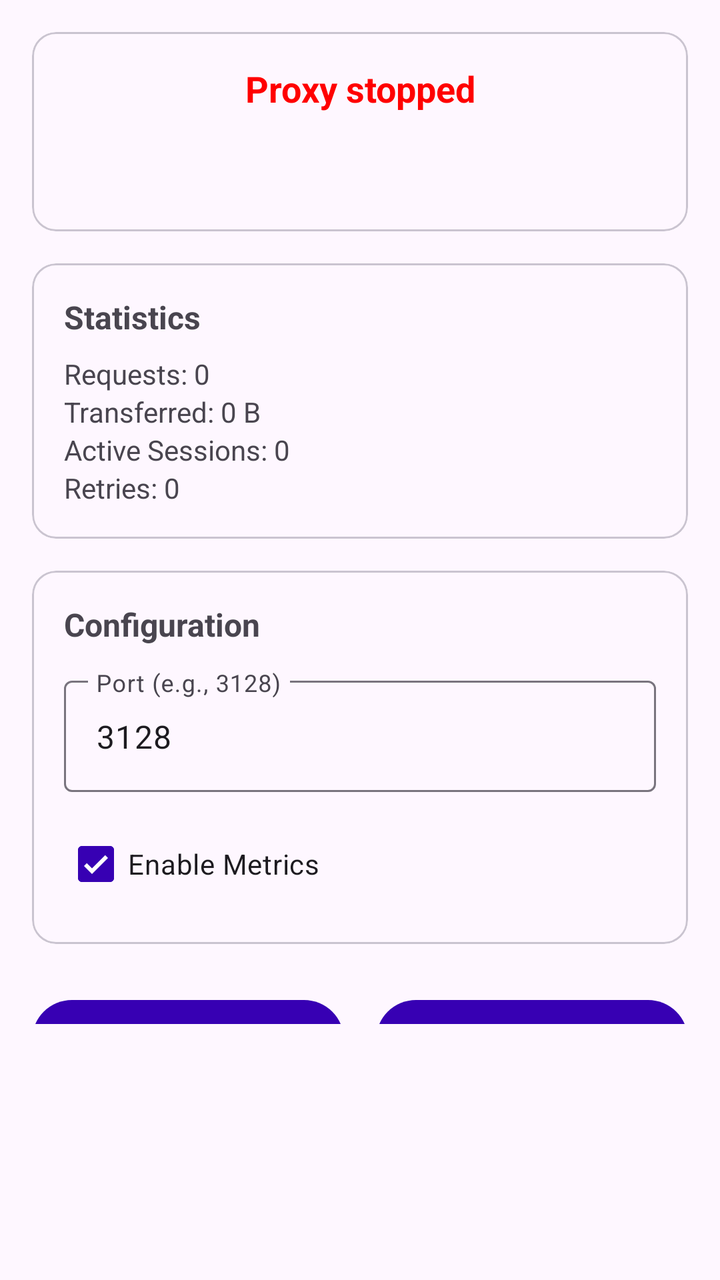
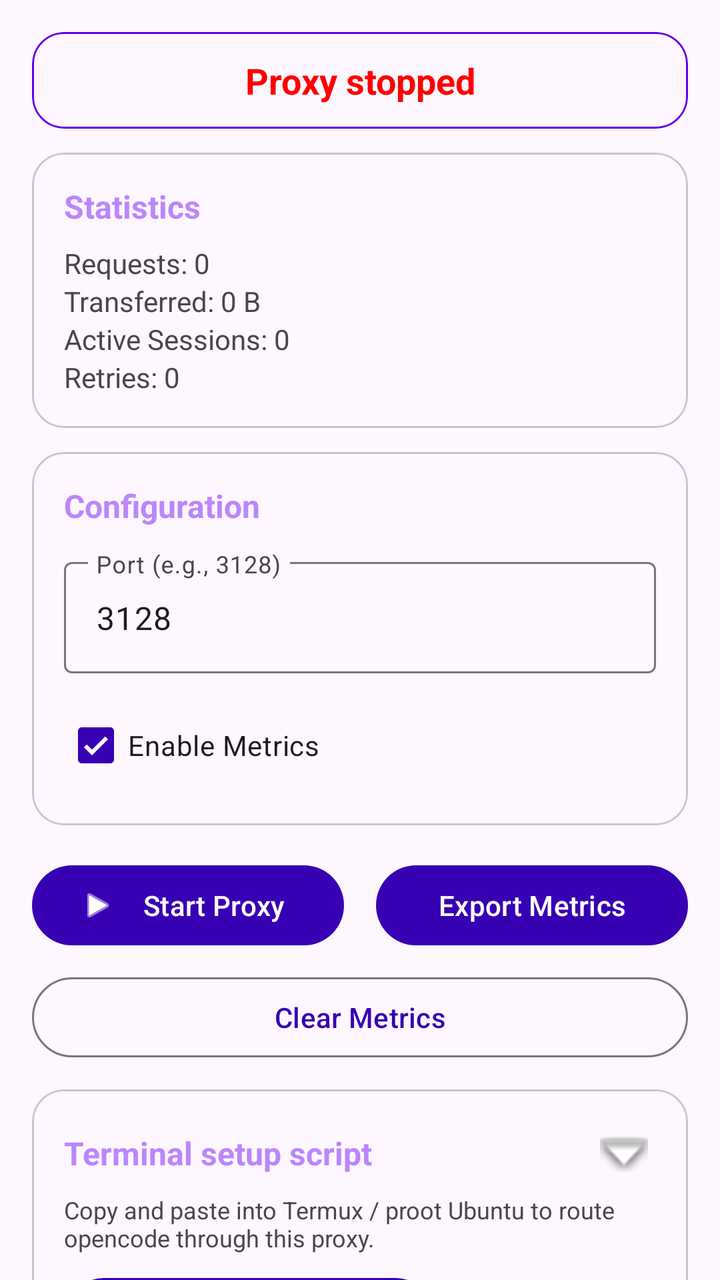

Compare the two renders of this Android layout. The source of the first and the diff that turns it into the second are given below.
<!-- AndroidManifest.xml: activity theme Theme.ProxyApp.NoActionBar -->
<!-- res/layout/activity_main.xml -->
<?xml version="1.0" encoding="utf-8"?>
<androidx.constraintlayout.widget.ConstraintLayout
    xmlns:android="http://schemas.android.com/apk/res/android"
    xmlns:app="http://schemas.android.com/apk/res-auto"
    xmlns:tools="http://schemas.android.com/tools"
    android:layout_width="match_parent"
    android:layout_height="match_parent"
    android:fitsSystemWindows="true"
    android:paddingBottom="?attr/actionBarSize"
    tools:context=".MainActivity">

    <androidx.core.widget.NestedScrollView
        android:layout_width="match_parent"
        android:layout_height="0dp"
        android:fillViewport="true"
        android:paddingBottom="?attr/actionBarSize"
        app:layout_constraintBottom_toBottomOf="parent"
        app:layout_constraintTop_toTopOf="parent"
        app:layout_constraintStart_toStartOf="parent"
        app:layout_constraintEnd_toEndOf="parent">

        <LinearLayout
            android:layout_width="match_parent"
            android:layout_height="wrap_content"
            android:orientation="vertical"
            android:padding="16dp">

            <com.google.android.material.card.MaterialCardView
                android:id="@+id/statusCard"
                android:layout_width="match_parent"
                android:layout_height="wrap_content"
                android:layout_marginBottom="16dp"
                app:cardCornerRadius="12dp">

                <LinearLayout
                    android:layout_width="match_parent"
                    android:layout_height="wrap_content"
                    android:orientation="vertical"
                    android:padding="16dp">

                    <TextView
                        android:id="@+id/statusText"
                        android:layout_width="match_parent"
                        android:layout_height="wrap_content"
                        android:text="@string/proxy_stopped"
                        android:textSize="18sp"
                        android:textStyle="bold"
                        android:gravity="center"
                        android:textColor="@color/red"/>

                    <TextView
                        android:id="@+id/portText"
                        android:layout_width="match_parent"
                        android:layout_height="wrap_content"
                        android:text=""
                        android:textSize="14sp"
                        android:gravity="center"
                        android:layout_marginTop="4dp"/>

                    <TextView
                        android:id="@+id/upstreamText"
                        android:layout_width="match_parent"
                        android:layout_height="wrap_content"
                        android:text=""
                        android:textSize="12sp"
                        android:gravity="center"
                        android:layout_marginTop="4dp"/>
                </LinearLayout>
            </com.google.android.material.card.MaterialCardView>

            <com.google.android.material.card.MaterialCardView
                android:id="@+id/statsCard"
                android:layout_width="match_parent"
                android:layout_height="wrap_content"
                android:layout_marginBottom="16dp"
                app:cardCornerRadius="12dp">

                <LinearLayout
                    android:layout_width="match_parent"
                    android:layout_height="wrap_content"
                    android:orientation="vertical"
                    android:padding="16dp">

                    <TextView
                        android:layout_width="match_parent"
                        android:layout_height="wrap_content"
                        android:text="Statistics"
                        android:textSize="16sp"
                        android:textStyle="bold"/>

                    <TextView
                        android:id="@+id/requestsText"
                        android:layout_width="match_parent"
                        android:layout_height="wrap_content"
                        android:text="Requests: 0"
                        android:layout_marginTop="8dp"/>

                    <TextView
                        android:id="@+id/bytesText"
                        android:layout_width="match_parent"
                        android:layout_height="wrap_content"
                        android:text="Transferred: 0 B"/>

                    <TextView
                        android:id="@+id/sessionsText"
                        android:layout_width="match_parent"
                        android:layout_height="wrap_content"
                        android:text="Active Sessions: 0"/>

                    <TextView
                        android:id="@+id/retriesText"
                        android:layout_width="match_parent"
                        android:layout_height="wrap_content"
                        android:text="Retries: 0"/>
                </LinearLayout>
            </com.google.android.material.card.MaterialCardView>

            <com.google.android.material.card.MaterialCardView
                android:id="@+id/configCard"
                android:layout_width="match_parent"
                android:layout_height="wrap_content"
                android:layout_marginBottom="16dp"
                app:cardCornerRadius="12dp">

                <LinearLayout
                    android:layout_width="match_parent"
                    android:layout_height="wrap_content"
                    android:orientation="vertical"
                    android:padding="16dp">

                    <TextView
                        android:layout_width="match_parent"
                        android:layout_height="wrap_content"
                        android:text="Configuration"
                        android:textSize="16sp"
                        android:textStyle="bold"/>

                    <com.google.android.material.textfield.TextInputLayout
                        android:layout_width="match_parent"
                        android:layout_height="wrap_content"
                        android:layout_marginTop="12dp"
                        android:hint="@string/port_hint"
                        style="@style/Widget.Material3.TextInputLayout.OutlinedBox">

                        <com.google.android.material.textfield.TextInputEditText
                            android:id="@+id/portInput"
                            android:layout_width="match_parent"
                            android:layout_height="wrap_content"
                            android:inputType="number"
                            android:text="3128"/>
                    </com.google.android.material.textfield.TextInputLayout>

                    <com.google.android.material.checkbox.MaterialCheckBox
                        android:id="@+id/metricsCheck"
                        android:layout_width="wrap_content"
                        android:layout_height="wrap_content"
                        android:layout_marginTop="12dp"
                        android:text="@string/metrics_enabled"
                        android:checked="true"/>
                </LinearLayout>
            </com.google.android.material.card.MaterialCardView>

            <LinearLayout
                android:layout_width="match_parent"
                android:layout_height="wrap_content"
                android:orientation="horizontal"
                android:gravity="center"
                android:layout_marginTop="8dp">

                <com.google.android.material.button.MaterialButton
                    android:id="@+id/startStopButton"
                    android:layout_width="0dp"
                    android:layout_height="wrap_content"
                    android:layout_weight="1"
                    android:layout_marginEnd="8dp"
                    android:text="@string/start_proxy"
                    app:icon="@android:drawable/ic_media_play"/>

                <com.google.android.material.button.MaterialButton
                    android:id="@+id/exportButton"
                    android:layout_width="0dp"
                    android:layout_height="wrap_content"
                    android:layout_weight="1"
                    android:layout_marginStart="8dp"
                    android:text="@string/export_metrics"/>
            </LinearLayout>

            <com.google.android.material.button.MaterialButton
                android:id="@+id/clearButton"
                android:layout_width="match_parent"
                android:layout_height="wrap_content"
                android:layout_marginTop="8dp"
                android:text="@string/clear_metrics"
                style="@style/Widget.Material3.Button.OutlinedButton"/>

            <com.google.android.material.card.MaterialCardView
                android:id="@+id/setupScriptCard"
                android:layout_width="match_parent"
                android:layout_height="wrap_content"
                android:layout_marginTop="16dp"
                app:cardCornerRadius="12dp">

                <LinearLayout
                    android:layout_width="match_parent"
                    android:layout_height="wrap_content"
                    android:orientation="vertical"
                    android:padding="16dp">

                    <LinearLayout
                        android:id="@+id/setupScriptHeader"
                        android:layout_width="match_parent"
                        android:layout_height="wrap_content"
                        android:orientation="horizontal"
                        android:gravity="center_vertical"
                        android:clickable="true"
                        android:focusable="true">

                        <TextView
                            android:layout_width="0dp"
                            android:layout_height="wrap_content"
                            android:layout_weight="1"
                            android:text="@string/setup_script_title"
                            android:textSize="16sp"
                            android:textStyle="bold"/>

                        <ImageView
                            android:id="@+id/setupScriptExpandIcon"
                            android:layout_width="32dp"
                            android:layout_height="32dp"
                            android:padding="4dp"
                            android:src="@android:drawable/arrow_down_float"
                            android:contentDescription="@string/expand"/>
                    </LinearLayout>

                    <TextView
                        android:layout_width="match_parent"
                        android:layout_height="wrap_content"
                        android:text="@string/setup_script_hint"
                        android:textSize="12sp"
                        android:layout_marginTop="4dp"/>

                    <com.google.android.material.button.MaterialButton
                        android:id="@+id/copyScriptButton"
                        android:layout_width="wrap_content"
                        android:layout_height="wrap_content"
                        android:layout_marginTop="8dp"
                        android:text="@string/copy_setup_script"
                        style="@style/Widget.Material3.Button.TonalButton"
                        app:icon="@android:drawable/ic_menu_save"/>

                    <ScrollView
                        android:id="@+id/setupScriptScrollView"
                        android:layout_width="match_parent"
                        android:layout_height="wrap_content"
                        android:maxHeight="280dp"
                        android:layout_marginTop="8dp"
                        android:background="#11000000"
                        android:visibility="gone">

                        <HorizontalScrollView
                            android:layout_width="match_parent"
                            android:layout_height="wrap_content">

                            <TextView
                                android:id="@+id/setupScriptText"
                                android:layout_width="wrap_content"
                                android:layout_height="wrap_content"
                                android:padding="8dp"
                                android:textSize="11sp"
                                android:fontFamily="monospace"
                                android:textIsSelectable="true"/>
                        </HorizontalScrollView>
                    </ScrollView>
                </LinearLayout>
            </com.google.android.material.card.MaterialCardView>

            <com.google.android.material.card.MaterialCardView
                android:id="@+id/cleanupScriptCard"
                android:layout_width="match_parent"
                android:layout_height="wrap_content"
                android:layout_marginTop="12dp"
                android:layout_marginBottom="100dp"
                app:cardCornerRadius="12dp">

                <LinearLayout
                    android:layout_width="match_parent"
                    android:layout_height="wrap_content"
                    android:orientation="vertical"
                    android:padding="16dp">

                    <LinearLayout
                        android:id="@+id/cleanupScriptHeader"
                        android:layout_width="match_parent"
                        android:layout_height="wrap_content"
                        android:orientation="horizontal"
                        android:gravity="center_vertical"
                        android:clickable="true"
                        android:focusable="true">

                        <TextView
                            android:layout_width="0dp"
                            android:layout_height="wrap_content"
                            android:layout_weight="1"
                            android:text="@string/cleanup_script_title"
                            android:textSize="16sp"
                            android:textStyle="bold"/>

                        <ImageView
                            android:id="@+id/cleanupScriptExpandIcon"
                            android:layout_width="32dp"
                            android:layout_height="32dp"
                            android:padding="4dp"
                            android:src="@android:drawable/arrow_down_float"
                            android:contentDescription="@string/expand"/>
                    </LinearLayout>

                    <TextView
                        android:layout_width="match_parent"
                        android:layout_height="wrap_content"
                        android:text="@string/cleanup_script_hint"
                        android:textSize="12sp"
                        android:layout_marginTop="4dp"/>

                    <com.google.android.material.button.MaterialButton
                        android:id="@+id/copyCleanupButton"
                        android:layout_width="wrap_content"
                        android:layout_height="wrap_content"
                        android:layout_marginTop="8dp"
                        android:text="@string/copy_cleanup_script"
                        style="@style/Widget.Material3.Button.TonalButton"
                        app:icon="@android:drawable/ic_menu_save"/>

                    <ScrollView
                        android:id="@+id/cleanupScriptScrollView"
                        android:layout_width="match_parent"
                        android:layout_height="wrap_content"
                        android:maxHeight="280dp"
                        android:layout_marginTop="8dp"
                        android:background="#11000000"
                        android:visibility="gone">

                        <HorizontalScrollView
                            android:layout_width="match_parent"
                            android:layout_height="wrap_content">

                            <TextView
                                android:id="@+id/cleanupScriptText"
                                android:layout_width="wrap_content"
                            android:layout_height="wrap_content"
                            android:padding="8dp"
                            android:textSize="11sp"
                            android:fontFamily="monospace"
                            android:textIsSelectable="true"/>
                        </HorizontalScrollView>
                    </ScrollView>
                </LinearLayout>
            </com.google.android.material.card.MaterialCardView>
        </LinearLayout>
    </androidx.core.widget.NestedScrollView>
</androidx.constraintlayout.widget.ConstraintLayout>
<!-- resources referenced by this layout -->
<resources>
  <color name="red">#FFFF0000</color>
  <string name="cleanup_script_hint">Copy and paste into Termux / proot Ubuntu to remove proxy env, kill daemon, clear metrics.</string>
  <string name="cleanup_script_title">Terminal cleanup script</string>
  <string name="clear_metrics">Clear Metrics</string>
  <string name="copy_cleanup_script">Copy cleanup script</string>
  <string name="copy_setup_script">Copy setup script</string>
  <string name="expand">Expand</string>
  <string name="export_metrics">Export Metrics</string>
  <string name="metrics_enabled">Enable Metrics</string>
  <string name="port_hint">Port (e.g., 3128)</string>
  <string name="proxy_stopped">Proxy stopped</string>
  <string name="setup_script_hint">Copy and paste into Termux / proot Ubuntu to route opencode through this proxy.</string>
  <string name="setup_script_title">Terminal setup script</string>
  <string name="start_proxy">Start Proxy</string>
  <style name="Theme.ProxyApp.NoActionBar">
          <item name="windowActionBar">false</item>
          <item name="windowNoTitle">true</item>
      </style>
</resources>

<!-- the commit's change to res/layout/activity_main.xml (unified diff, before → after) -->
@@ -6,14 +6,12 @@
     android:layout_width="match_parent"
     android:layout_height="match_parent"
     android:fitsSystemWindows="true"
-    android:paddingBottom="?attr/actionBarSize"
     tools:context=".MainActivity">
 
     <androidx.core.widget.NestedScrollView
         android:layout_width="match_parent"
         android:layout_height="0dp"
         android:fillViewport="true"
-        android:paddingBottom="?attr/actionBarSize"
         app:layout_constraintBottom_toBottomOf="parent"
         app:layout_constraintTop_toTopOf="parent"
         app:layout_constraintStart_toStartOf="parent"
@@ -29,14 +27,16 @@
                 android:id="@+id/statusCard"
                 android:layout_width="match_parent"
                 android:layout_height="wrap_content"
-                android:layout_marginBottom="16dp"
-                app:cardCornerRadius="12dp">
-
-                <LinearLayout
-                    android:layout_width="match_parent"
-                    android:layout_height="wrap_content"
-                    android:orientation="vertical"
-                    android:padding="16dp">
+                android:layout_marginBottom="12dp"
+                app:cardCornerRadius="16dp"
+                app:strokeWidth="1dp"
+                app:strokeColor="@color/purple_500">
+
+                <LinearLayout
+                    android:layout_width="match_parent"
+                    android:layout_height="wrap_content"
+                    android:orientation="vertical"
+                    android:padding="12dp">
 
                     <TextView
                         android:id="@+id/statusText"
@@ -53,9 +53,11 @@
                         android:layout_width="match_parent"
                         android:layout_height="wrap_content"
                         android:text=""
-                        android:textSize="14sp"
+                        android:textSize="13sp"
                         android:gravity="center"
-                        android:layout_marginTop="4dp"/>
+                        android:layout_marginTop="4dp"
+                        android:textColor="@color/purple_200"
+                        android:visibility="gone"/>
 
                     <TextView
                         android:id="@+id/upstreamText"
@@ -64,7 +66,8 @@
                         android:text=""
                         android:textSize="12sp"
                         android:gravity="center"
-                        android:layout_marginTop="4dp"/>
+                        android:layout_marginTop="2dp"
+                        android:visibility="gone"/>
                 </LinearLayout>
             </com.google.android.material.card.MaterialCardView>
 
@@ -72,8 +75,8 @@
                 android:id="@+id/statsCard"
                 android:layout_width="match_parent"
                 android:layout_height="wrap_content"
-                android:layout_marginBottom="16dp"
-                app:cardCornerRadius="12dp">
+                android:layout_marginBottom="12dp"
+                app:cardCornerRadius="16dp">
 
                 <LinearLayout
                     android:layout_width="match_parent"
@@ -86,7 +89,8 @@
                         android:layout_height="wrap_content"
                         android:text="Statistics"
                         android:textSize="16sp"
-                        android:textStyle="bold"/>
+                        android:textStyle="bold"
+                        android:textColor="@color/purple_200"/>
 
                     <TextView
                         android:id="@+id/requestsText"
@@ -119,8 +123,8 @@
                 android:id="@+id/configCard"
                 android:layout_width="match_parent"
                 android:layout_height="wrap_content"
-                android:layout_marginBottom="16dp"
-                app:cardCornerRadius="12dp">
+                android:layout_marginBottom="12dp"
+                app:cardCornerRadius="16dp">
 
                 <LinearLayout
                     android:layout_width="match_parent"
@@ -133,7 +137,8 @@
                         android:layout_height="wrap_content"
                         android:text="Configuration"
                         android:textSize="16sp"
-                        android:textStyle="bold"/>
+                        android:textStyle="bold"
+                        android:textColor="@color/purple_200"/>
 
                     <com.google.android.material.textfield.TextInputLayout
                         android:layout_width="match_parent"
@@ -165,7 +170,7 @@
                 android:layout_height="wrap_content"
                 android:orientation="horizontal"
                 android:gravity="center"
-                android:layout_marginTop="8dp">
+                android:layout_marginTop="4dp">
 
                 <com.google.android.material.button.MaterialButton
                     android:id="@+id/startStopButton"
@@ -197,8 +202,8 @@
                 android:id="@+id/setupScriptCard"
                 android:layout_width="match_parent"
                 android:layout_height="wrap_content"
-                android:layout_marginTop="16dp"
-                app:cardCornerRadius="12dp">
+                android:layout_marginTop="12dp"
+                app:cardCornerRadius="16dp">
 
                 <LinearLayout
                     android:layout_width="match_parent"
@@ -221,7 +226,8 @@
                             android:layout_weight="1"
                             android:text="@string/setup_script_title"
                             android:textSize="16sp"
-                            android:textStyle="bold"/>
+                            android:textStyle="bold"
+                            android:textColor="@color/purple_200"/>
 
                         <ImageView
                             android:id="@+id/setupScriptExpandIcon"
@@ -245,7 +251,6 @@
                         android:layout_height="wrap_content"
                         android:layout_marginTop="8dp"
                         android:text="@string/copy_setup_script"
-                        style="@style/Widget.Material3.Button.TonalButton"
                         app:icon="@android:drawable/ic_menu_save"/>
 
                     <ScrollView
@@ -279,8 +284,8 @@
                 android:layout_width="match_parent"
                 android:layout_height="wrap_content"
                 android:layout_marginTop="12dp"
-                android:layout_marginBottom="100dp"
-                app:cardCornerRadius="12dp">
+                android:layout_marginBottom="24dp"
+                app:cardCornerRadius="16dp">
 
                 <LinearLayout
                     android:layout_width="match_parent"
@@ -303,7 +308,8 @@
                             android:layout_weight="1"
                             android:text="@string/cleanup_script_title"
                             android:textSize="16sp"
-                            android:textStyle="bold"/>
+                            android:textStyle="bold"
+                            android:textColor="@color/purple_200"/>
 
                         <ImageView
                             android:id="@+id/cleanupScriptExpandIcon"
@@ -327,7 +333,6 @@
                         android:layout_height="wrap_content"
                         android:layout_marginTop="8dp"
                         android:text="@string/copy_cleanup_script"
-                        style="@style/Widget.Material3.Button.TonalButton"
                         app:icon="@android:drawable/ic_menu_save"/>
 
                     <ScrollView
<!-- resource entries referenced after the edit -->
@@ -1,5 +1,7 @@
 <!-- resources referenced by this layout -->
 <resources>
+  <color name="purple_200">#FFBB86FC</color>
+  <color name="purple_500">#FF6200EE</color>
   <color name="red">#FFFF0000</color>
   <string name="cleanup_script_hint">Copy and paste into Termux / proot Ubuntu to remove proxy env, kill daemon, clear metrics.</string>
   <string name="cleanup_script_title">Terminal cleanup script</string>
